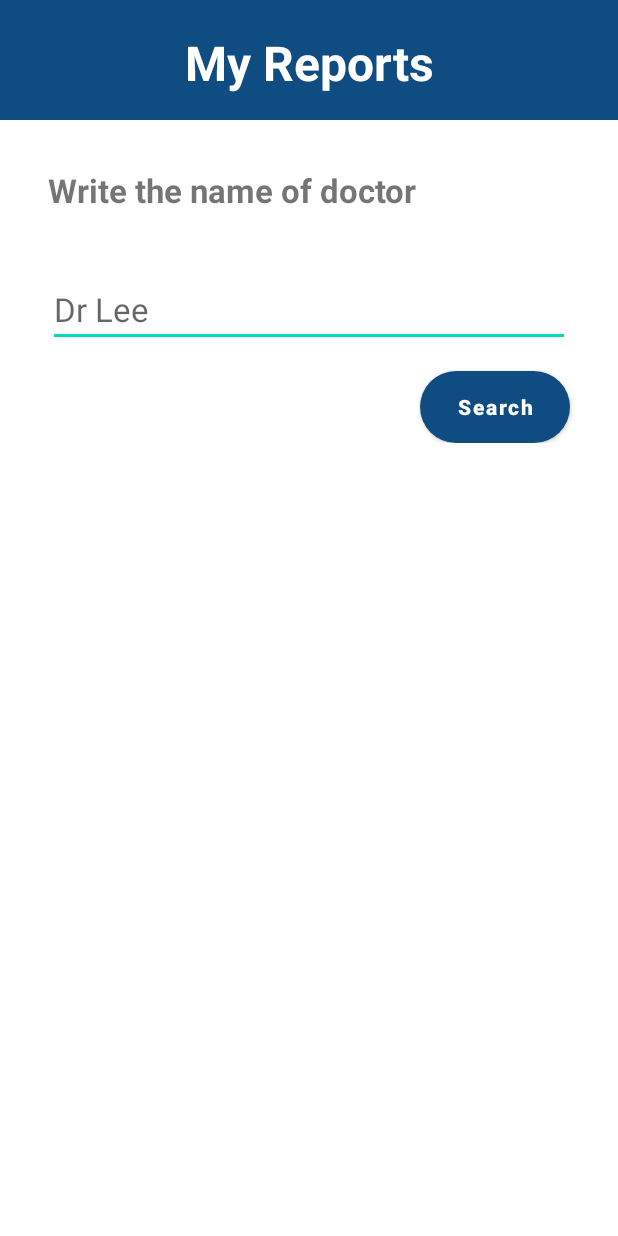
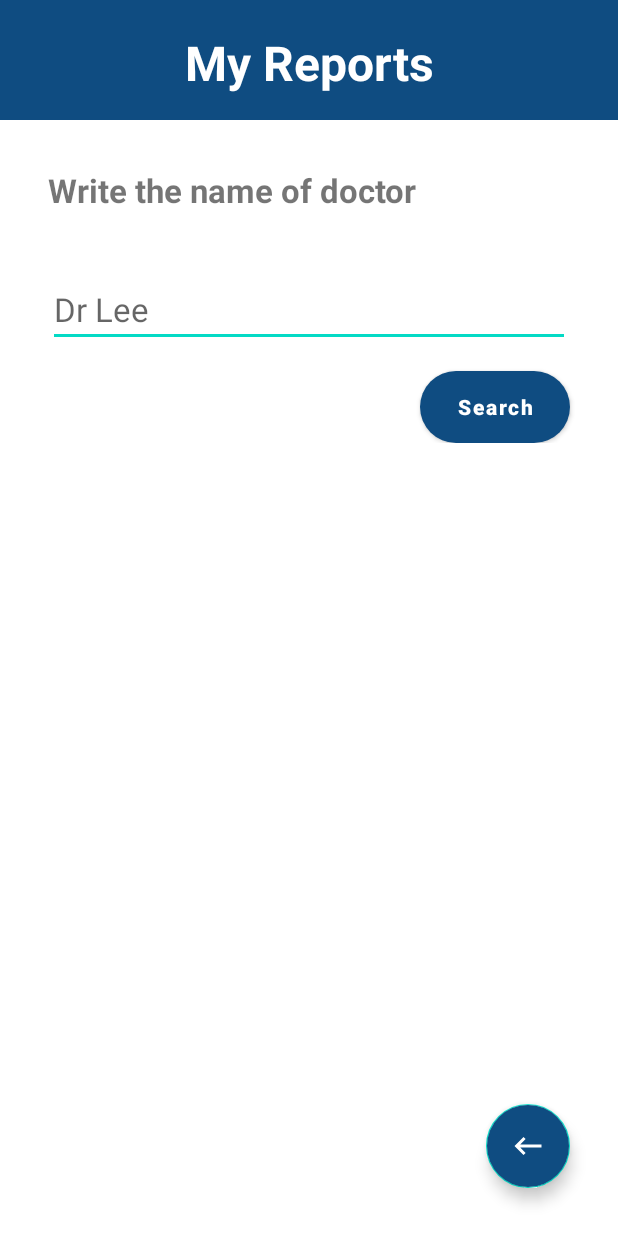
Before and after one commit to CCLab-2021/eHealthCare_Application, an Android app: the PatientReports screen opened directly, with no data from a screen before it, on a phone screen of 412 x 824 dp. Run offline under Robolectric (Android 15) with nearby library versions, the phone set to English and light mode, and no system bars; our stand-ins replace Firebase (no records; nobody signed in at launch, a user with empty details on screens opened directly); 1 statement that could not run was skipped.

Commit message:
feat : My Reports - 뒤로가기 버튼 추가

```diff
--- a/CCN_eHealthCare/app/src/main/java/com/example/ccn_ehealthcare/UI/patient/PatientReports.kt
+++ b/CCN_eHealthCare/app/src/main/java/com/example/ccn_ehealthcare/UI/patient/PatientReports.kt
@@ -52,6 +52,10 @@ class PatientReports : AppCompatActivity() {
                 linearLayout2.visibility = INVISIBLE
             }
         }
+
+        moveBack_btn.setOnClickListener {
+            finish()
+        }
     }
 
 
--- a/CCN_eHealthCare/app/src/main/res/layout/activity_patient_reports.xml
+++ b/CCN_eHealthCare/app/src/main/res/layout/activity_patient_reports.xml
@@ -110,5 +110,21 @@
 
     </LinearLayout>
 
+    <com.google.android.material.floatingactionbutton.FloatingActionButton
+        android:id="@+id/moveBack_btn"
+        android:layout_width="wrap_content"
+        android:layout_height="wrap_content"
+        android:layout_marginEnd="32dp"
+        android:layout_marginRight="32dp"
+        android:layout_marginBottom="32dp"
+        android:clickable="true"
+        android:focusable="true"
+        app:tint="@color/white"
+        android:backgroundTint="@color/Pantoneblue"
+        app:srcCompat="@drawable/ic_back"
+        app:layout_constraintBottom_toBottomOf="parent"
+        app:layout_constraintEnd_toEndOf="parent"
+        tools:ignore="VectorDrawableCompat" />
+
 
 </androidx.constraintlayout.widget.ConstraintLayout>
```
